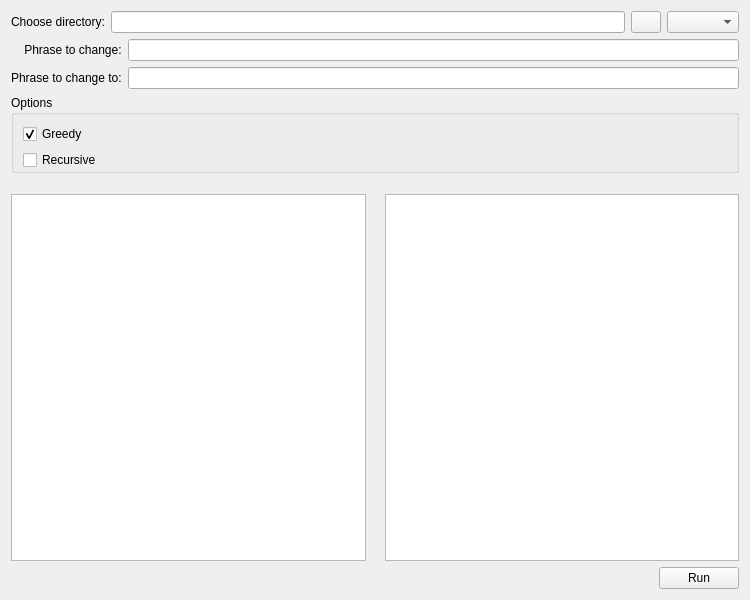
Before: the Qt Designer form rename.ui in june3474/rename, drawn with Qt 5.
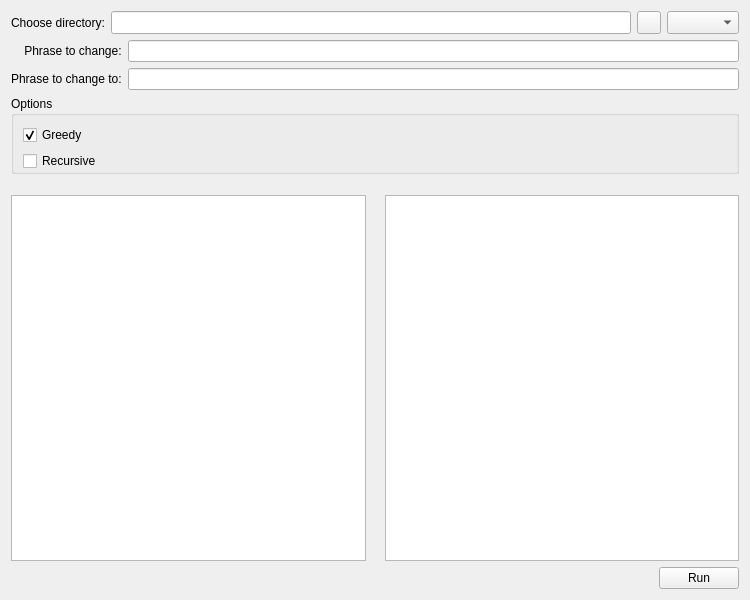
After: the same form once the commit is applied. Icons and pictures are not drawn. Custom widgets are drawn as their Qt base class.

```diff
--- a/rename.ui
+++ b/rename.ui
@@ -22,6 +22,9 @@
   <layout class="QVBoxLayout" name="verticalLayout">
    <item>
     <layout class="QHBoxLayout" name="horizontalLayout_2">
+     <property name="sizeConstraint">
+      <enum>QLayout::SetDefaultConstraint</enum>
+     </property>
      <item>
       <widget class="QLabel" name="label">
        <property name="text">
@@ -30,18 +33,22 @@
       </widget>
      </item>
      <item>
-      <widget class="MyLineEdit" name="lineEditDir"/>
+      <widget class="MyLineEdit" name="lineEditDir">
+       <property name="sizePolicy">
+        <sizepolicy hsizetype="Expanding" vsizetype="Preferred">
+         <horstretch>0</horstretch>
+         <verstretch>0</verstretch>
+        </sizepolicy>
+       </property>
+      </widget>
      </item>
      <item>
-      <widget class="QPushButton" name="btnFileBrowse">
-       <property name="maximumSize">
-        <size>
-         <width>30</width>
-         <height>16777215</height>
-        </size>
-       </property>
-       <property name="focusPolicy">
-        <enum>Qt::StrongFocus</enum>
+      <widget class="QToolButton" name="btnFileBrowse">
+       <property name="sizePolicy">
+        <sizepolicy hsizetype="Fixed" vsizetype="Preferred">
+         <horstretch>0</horstretch>
+         <verstretch>0</verstretch>
+        </sizepolicy>
        </property>
        <property name="text">
         <string/>
@@ -56,16 +63,16 @@
          <height>16</height>
         </size>
        </property>
-       <property name="autoDefault">
-        <bool>false</bool>
-       </property>
-       <property name="default">
-        <bool>false</bool>
-       </property>
       </widget>
      </item>
      <item>
       <widget class="QComboBox" name="comboBox">
+       <property name="sizePolicy">
+        <sizepolicy hsizetype="Preferred" vsizetype="Preferred">
+         <horstretch>0</horstretch>
+         <verstretch>0</verstretch>
+        </sizepolicy>
+       </property>
        <property name="focusPolicy">
         <enum>Qt::StrongFocus</enum>
        </property>
@@ -86,7 +93,14 @@
       </widget>
      </item>
      <item>
-      <widget class="MyLineEdit" name="lineEditOld"/>
+      <widget class="MyLineEdit" name="lineEditOld">
+       <property name="sizePolicy">
+        <sizepolicy hsizetype="Expanding" vsizetype="Preferred">
+         <horstretch>0</horstretch>
+         <verstretch>0</verstretch>
+        </sizepolicy>
+       </property>
+      </widget>
      </item>
     </layout>
    </item>
@@ -100,7 +114,14 @@
       </widget>
      </item>
      <item>
-      <widget class="MyLineEdit" name="lineEditNew"/>
+      <widget class="MyLineEdit" name="lineEditNew">
+       <property name="sizePolicy">
+        <sizepolicy hsizetype="Expanding" vsizetype="Preferred">
+         <horstretch>0</horstretch>
+         <verstretch>0</verstretch>
+        </sizepolicy>
+       </property>
+      </widget>
      </item>
     </layout>
    </item>
@@ -130,6 +151,12 @@
         <property name="enabled">
          <bool>true</bool>
         </property>
+        <property name="sizePolicy">
+         <sizepolicy hsizetype="Minimum" vsizetype="Preferred">
+          <horstretch>0</horstretch>
+          <verstretch>0</verstretch>
+         </sizepolicy>
+        </property>
         <property name="text">
          <string>Greedy</string>
         </property>
```
Left out of the diff: 10 changed lines with no effect on the pictures.
